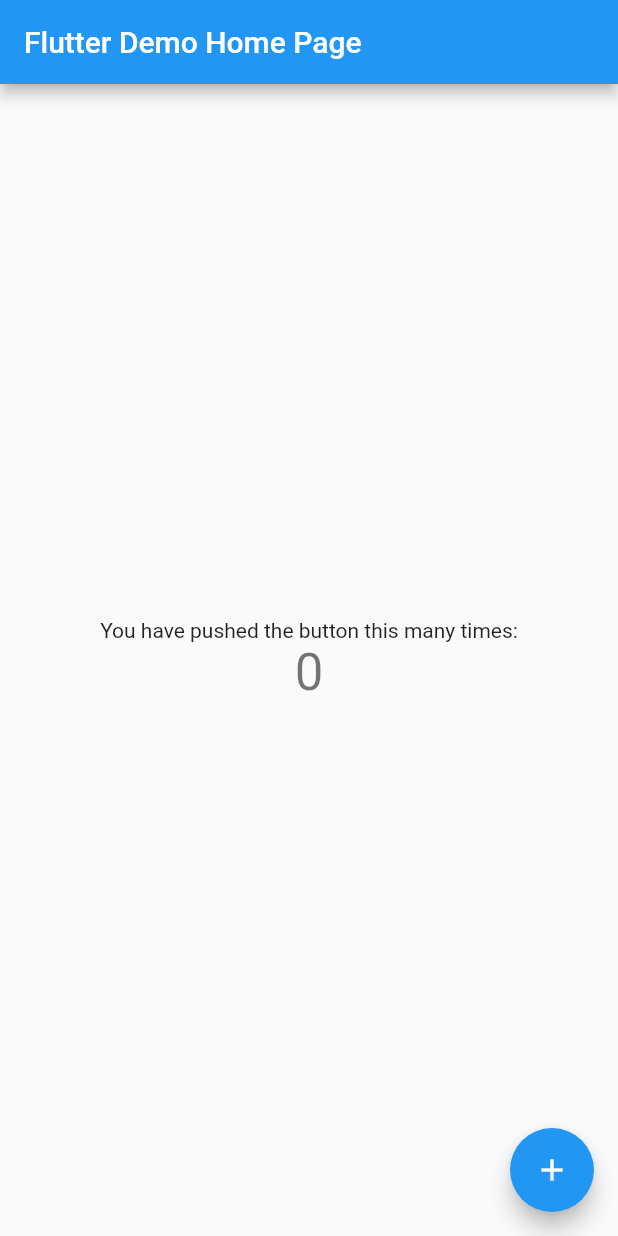
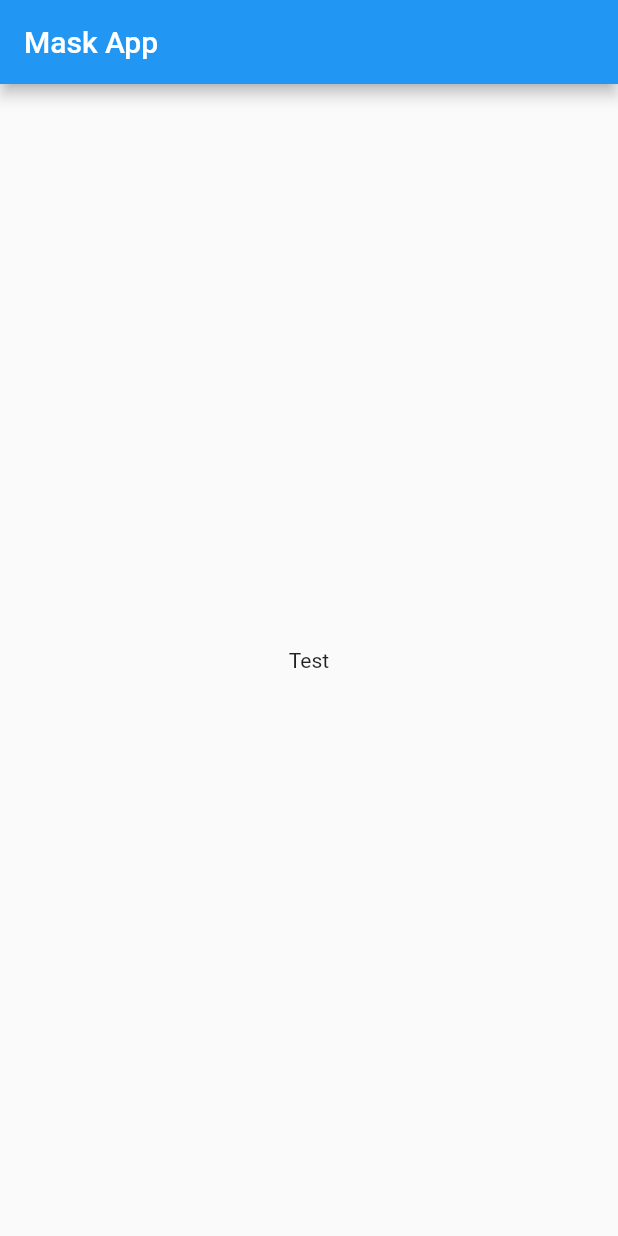
Before and after one commit to Junghun0/flutter_mask_app, a Flutter app: the screen it shows after launch, on a phone screen of 412 x 824 dp. Run offline on Flutter 3.47's test engine with Material 2 defaults, Android fonts, the phone set to English and light mode, and no system bars.

```diff
--- a/lib/main.dart
+++ b/lib/main.dart
@@ -9,103 +9,26 @@ class MyApp extends StatelessWidget {
     return MaterialApp(
       title: 'Flutter Demo',
       theme: ThemeData(
-        // This is the theme of your application.
-        //
-        // Try running your application with "flutter run". You'll see the
-        // application has a blue toolbar. Then, without quitting the app, try
-        // changing the primarySwatch below to Colors.green and then invoke
-        // "hot reload" (press "r" in the console where you ran "flutter run",
-        // or simply save your changes to "hot reload" in a Flutter IDE).
-        // Notice that the counter didn't reset back to zero; the application
-        // is not restarted.
         primarySwatch: Colors.blue,
       ),
-      home: MyHomePage(title: 'Flutter Demo Home Page'),
+      home: MyHomePage(),
     );
   }
 }
 
 class MyHomePage extends StatefulWidget {
-  MyHomePage({Key key, this.title}) : super(key: key);
-
-  // This widget is the home page of your application. It is stateful, meaning
-  // that it has a State object (defined below) that contains fields that affect
-  // how it looks.
-
-  // This class is the configuration for the state. It holds the values (in this
-  // case the title) provided by the parent (in this case the App widget) and
-  // used by the build method of the State. Fields in a Widget subclass are
-  // always marked "final".
-
-  final String title;
-
   @override
   _MyHomePageState createState() => _MyHomePageState();
 }
 
 class _MyHomePageState extends State<MyHomePage> {
-  int _counter = 0;
-
-  void _incrementCounter() {
-    setState(() {
-      // This call to setState tells the Flutter framework that something has
-      // changed in this State, which causes it to rerun the build method below
-      // so that the display can reflect the updated values. If we changed
-      // _counter without calling setState(), then the build method would not be
-      // called again, and so nothing would appear to happen.
-      _counter++;
-    });
-  }
-
   @override
   Widget build(BuildContext context) {
-    // This method is rerun every time setState is called, for instance as done
-    // by the _incrementCounter method above.
-    //
-    // The Flutter framework has been optimized to make rerunning build methods
-    // fast, so that you can just rebuild anything that needs updating rather
-    // than having to individually change instances of widgets.
     return Scaffold(
-      appBar: AppBar(
-        // Here we take the value from the MyHomePage object that was created by
-        // the App.build method, and use it to set our appbar title.
-        title: Text(widget.title),
+      appBar: AppBar(title: Text('Mask App'),),
+      body: Center(
+        child: Text('Test'),
       ),
-      body: Center(
-        // Center is a layout widget. It takes a single child and positions it
-        // in the middle of the parent.
-        child: Column(
-          // Column is also a layout widget. It takes a list of children and
-          // arranges them vertically. By default, it sizes itself to fit its
-          // children horizontally, and tries to be as tall as its parent.
-          //
-          // Invoke "debug painting" (press "p" in the console, choose the
-          // "Toggle Debug Paint" action from the Flutter Inspector in Android
-          // Studio, or the "Toggle Debug Paint" command in Visual Studio Code)
-          // to see the wireframe for each widget.
-          //
-          // Column has various properties to control how it sizes itself and
-          // how it positions its children. Here we use mainAxisAlignment to
-          // center the children vertically; the main axis here is the vertical
-          // axis because Columns are vertical (the cross axis would be
-          // horizontal).
-          mainAxisAlignment: MainAxisAlignment.center,
-          children: <Widget>[
-            Text(
-              'You have pushed the button this many times:',
-            ),
-            Text(
-              '$_counter',
-              style: Theme.of(context).textTheme.display1,
-            ),
-          ],
-        ),
-      ),
-      floatingActionButton: FloatingActionButton(
-        onPressed: _incrementCounter,
-        tooltip: 'Increment',
-        child: Icon(Icons.add),
-      ), // This trailing comma makes auto-formatting nicer for build methods.
     );
   }
 }
```
Also changed, not shown: lib/model/store.dart (added, +48 -0 lines).
